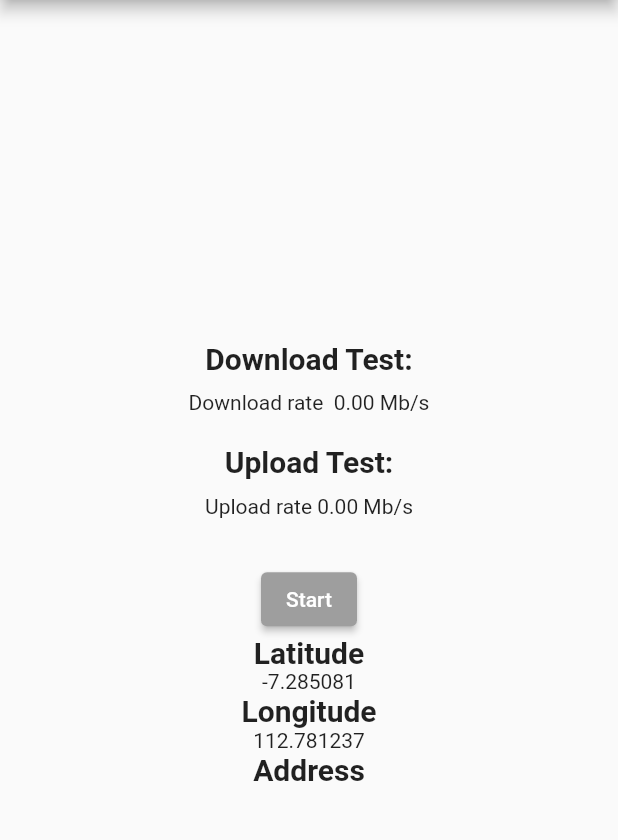
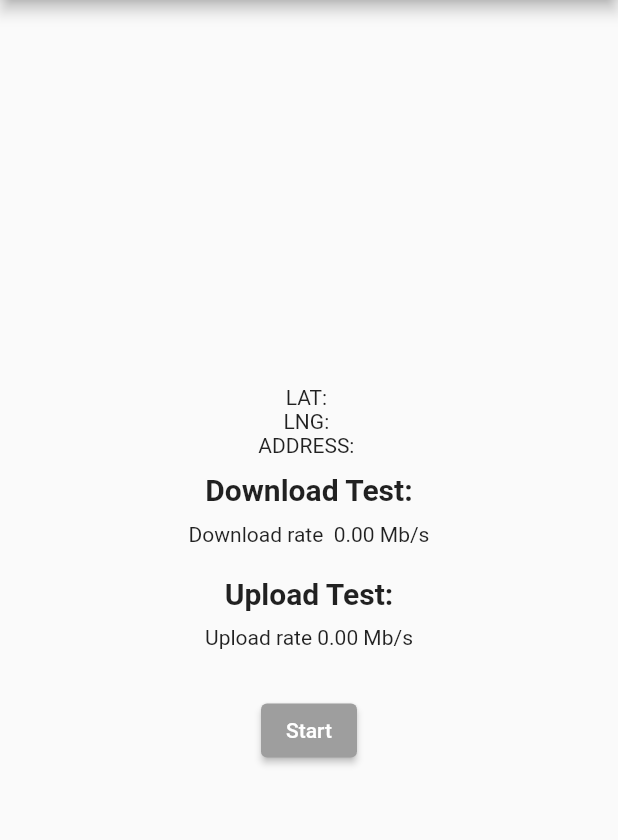
Before and after one commit to bayuhnm/flutter_speedtest, a Flutter app: the screen it shows after launch, after a tap on "Start", on a phone screen of 412 x 824 dp, the part 84-924 px from its top. Run offline on Flutter 3.47's test engine with Material 2 defaults, Android fonts, the light colour scheme and no system bars; our stand-ins replace dio, geocoding, geolocator, lottie; missing offline and left inert: mongo_dart, speed_test_dart.

Commit message:
Get address location by latlong user's recent position

```diff
--- a/lib/main.dart
+++ b/lib/main.dart
@@ -1,6 +1,6 @@
 import 'package:flutter/material.dart';
 import 'package:flutter_speedtest/connection/db_connection.dart';
-import 'screen/main_screen.dart';
+import 'screen/main_screen2.dart';
 
 void main() async {
   WidgetsFlutterBinding.ensureInitialized;
--- a/lib/model/dataspeedModel.dart
+++ b/lib/model/dataspeedModel.dart
@@ -13,24 +13,27 @@ class DataspeedModel {
         required this.timestamp,
         required this.downloadRate,
         required this.uploadRate,
-        // required this.latitude,
-        // required this.longitude
+        required this.latitude,
+        required this.longitude,
+        required this.address,
     });
 
     ObjectId id;
     DateTime timestamp;
     String downloadRate;
     String uploadRate;
-    // String latitude;
-    // String longitude;
+    String latitude;
+    String longitude;
+    String address;
 
     factory DataspeedModel.fromJson(Map<String, dynamic> json) => DataspeedModel(
         id: json["_id"],
         timestamp: DateTime.parse(json["timestamp"]),
         downloadRate: json["downloadRate"],
         uploadRate: json["uploadRate"],
-        // latitude: json["latitude"],
-        // longitude: json["longitude"],
+        latitude: json["latitude"],
+        longitude: json["longitude"],
+        address: json["address"],
     );
 
     Map<String, dynamic> toJson() => {
@@ -38,7 +41,8 @@ class DataspeedModel {
         "timestamp": timestamp.toIso8601String(),
         "downloadRate": downloadRate,
         "uploadRate": uploadRate,
-        // "latitude": latitude,
-        // "longitude": longitude,
+        "latitude": latitude,
+        "longitude": longitude,
+        "address": address,
     };
 }
--- /dev/null
+++ b/lib/screen/main_screen2.dart
@@ -0,0 +1,310 @@
+import 'package:dio/dio.dart';
+import 'package:flutter/material.dart';
+import 'package:flutter_speedtest/connection/db_connection.dart';
+import 'package:flutter_speedtest/model/dataspeedModel.dart';
+import 'package:geocoding/geocoding.dart';
+import 'package:mongo_dart/mongo_dart.dart' as mongo;
+import 'package:speed_test_dart/classes/classes.dart';
+import 'package:speed_test_dart/speed_test_dart.dart';
+import 'package:lottie/lottie.dart';
+import 'package:geolocator/geolocator.dart';
+
+class mainScreen extends StatefulWidget {
+  const mainScreen({super.key});
+
+  @override
+  State<mainScreen> createState() => _mainScreenState();
+}
+
+class _mainScreenState extends State<mainScreen> {
+  SpeedTestDart tester = SpeedTestDart();
+  List<Server> bestServersList = [];
+
+  // All Variable
+  double downloadRate = 0;
+  double uploadRate = 0;
+  bool readyToTest = false;
+  bool loadingDownload = false;
+  bool loadingUpload = false;
+  bool loadingLocation = false;
+  String googleApikey = "AIzaSyBvJaPeqmGdxeJlxfDwDyNmjj1h1ZD9_bg";
+  double latitude = 0;
+  double longitude = 0;
+  String address = "";
+  String? _currentAddress;
+  Position? _currentPosition;
+
+  Future<void> setBestServers() async {
+    final settings = await tester.getSettings();
+    final servers = settings.servers;
+
+    final _bestServersList = await tester.getBestServers(
+      servers: servers,
+    );
+
+    setState(() {
+      bestServersList = _bestServersList;
+      readyToTest = true;
+    });
+  }
+
+  Future<void> _testDownloadSpeed() async {
+    setState(() {
+      loadingDownload = true;
+    });
+    final _downloadRate =
+        await tester.testDownloadSpeed(servers: bestServersList);
+    setState(() {
+      downloadRate = _downloadRate;
+
+      loadingDownload = false;
+    });
+  }
+
+  Future<void> _testUploadSpeed() async {
+    setState(() {
+      loadingUpload = true;
+    });
+
+    final _uploadRate = await tester.testUploadSpeed(servers: bestServersList);
+
+    setState(() {
+      uploadRate = _uploadRate;
+      loadingUpload = false;
+    });
+  }
+
+
+  Future<bool> _handleLocationPermission() async {
+    bool serviceEnabled;
+    LocationPermission permission;
+
+    serviceEnabled = await Geolocator.isLocationServiceEnabled();
+    if (!serviceEnabled) {
+      ScaffoldMessenger.of(context).showSnackBar(const SnackBar(
+          content: Text(
+              'Location services are disabled. Please enable the services')));
+      return false;
+    }
+    permission = await Geolocator.checkPermission();
+    if (permission == LocationPermission.denied) {
+      permission = await Geolocator.requestPermission();
+      if (permission == LocationPermission.denied) {
+        ScaffoldMessenger.of(context).showSnackBar(
+            const SnackBar(content: Text('Location permissions are denied')));
+        return false;
+      }
+    }
+    if (permission == LocationPermission.deniedForever) {
+      ScaffoldMessenger.of(context).showSnackBar(const SnackBar(
+          content: Text(
+              'Location permissions are permanently denied, we cannot request permissions.')));
+      return false;
+    }
+    return true;
+  }
+
+  Future<void> _getCurrentPosition() async {
+    setState(() {
+      loadingLocation = true;
+    });
+    final hasPermission = await _handleLocationPermission();
+    if (!hasPermission) return;
+    await Geolocator.getCurrentPosition(desiredAccuracy: LocationAccuracy.high)
+        .then((Position position) {
+      setState(() => _currentPosition = position, );
+      debugPrint('latlong = $position');
+      _getAddressFromLatLng(_currentPosition!);
+    }).catchError((e) {
+      debugPrint(e);
+    });
+  }
+
+  Future<void> _getAddressFromLatLng(Position position) async {
+    await placemarkFromCoordinates(
+            _currentPosition!.latitude, _currentPosition!.longitude)
+        .then((List<Placemark> placemarks) {
+      Placemark place = placemarks[0];
+      setState(() {
+        _currentAddress =
+            '${place.street}, ${place.subLocality}, ${place.subAdministrativeArea}, ${place.postalCode}';
+        latitude = position.latitude;
+        longitude = position.longitude;
+      });
+      debugPrint('address = $_currentAddress');
+
+      setState(() {
+        loadingLocation = false;
+      });
+    }).catchError((e) {
+      debugPrint(e);
+    });
+  }
+
+  Future<void> _convertToAddress(String lat, String long, String apikey) async {
+    Dio dio = Dio(); //initilize dio package
+    String apiurl =
+        "https://maps.googleapis.com/maps/api/geocode/json?latlng=$lat,$long&key=$apikey";
+
+    Response response = await dio.get(apiurl); //send get request to API URL
+
+    if (response.statusCode == 200) {
+      //if connection is successful
+      Map data = response.data; //get response data
+      if (data["status"] == "OK") {
+        //if status is "OK" returned from REST API
+        if (data["results"].length > 0) {
+          //if there is atleast one address
+          Map firstresult = data["results"][0]; //select the first address
+          address = firstresult["formatted_address"]; //get the address
+          //you can use the JSON data to get address in your own format
+          setState(() {
+            //refresh UI
+          });
+        }
+      } else {
+        print(data["error_message"]);
+      }
+    } else {
+      print("error while fetching geoconding data");
+    }
+  }
+
+
+  Future<void> _insertData(String downloadRate, String uploadRate, String latitude, String longitude, String currentAddress) async {
+    var _id = mongo.ObjectId();
+    DateTime timestamp = DateTime.now();
+    timestamp.millisecondsSinceEpoch;
+    final data = DataspeedModel(
+        id: _id,
+        timestamp: timestamp,
+        downloadRate: downloadRate,
+        uploadRate: uploadRate,
+        latitude: latitude,
+        longitude: longitude,
+        address: currentAddress,
+        );
+      debugPrint('Input data to MongoDB');
+    var result = await MongoDatabase.insert(data);
+  }
+
+  @override
+  void initState() {
+    WidgetsBinding.instance.addPostFrameCallback((_) {
+      setBestServers();
+    });
+    // _convertToAddress(latitude, longitude, googleApikey);
+    super.initState();
+  }
+
+  @override
+  Widget build(BuildContext context) {
+    return MaterialApp(
+      debugShowCheckedModeBanner: false,
+      home: Scaffold(
+        appBar: AppBar(
+          title: const Text('Speed Test App'),
+        ),
+        body: Center(
+          child: Column(
+            mainAxisSize: MainAxisSize.min,
+            children: [
+              if (loadingLocation)
+              Column(
+                children: const [
+                  CircularProgressIndicator(),
+                  SizedBox(height: 10),
+                  Text('Getting location'),
+                ],
+              )
+              else
+              // Location UI
+              Text('LAT: ${_currentPosition?.latitude ?? ""}'),
+              Text('LNG: ${_currentPosition?.longitude ?? ""}'),
+              Text('ADDRESS: ${_currentAddress ?? ""}'),
+              const SizedBox(height: 10),
+
+              const Text(
+                'Download Test:',
+                style: TextStyle(
+                  fontSize: 20,
+                  fontWeight: FontWeight.bold,
+                ),
+              ),
+              const SizedBox(
+                height: 10,
+              ),
+              if (loadingDownload)
+                Column(
+                  children: [
+                    Lottie.asset(
+                      'asset/126511-speed-blue-braga.json',
+                      repeat: true,
+                      animate: true,
+                      width: 200,
+                      height: 200,
+                    ),
+                    const Text('Testing download speed...'),
+                  ],
+                )
+              else
+                Text('Download rate  ${downloadRate.toStringAsFixed(2)} Mb/s'),
+              const SizedBox(height: 20),
+              const Text(
+                'Upload Test:',
+                style: TextStyle(
+                  fontSize: 20,
+                  fontWeight: FontWeight.bold,
+                ),
+              ),
+              const SizedBox(
+                height: 10,
+              ),
+              if (loadingUpload)
+                Column(
+                  children: [
+                    Lottie.asset(
+                      'asset/126532-speed-green-braga.json',
+                      repeat: true,
+                      animate: true,
+                      width: 200,
+                      height: 200,
+                    ),
+                    const Text('Testing upload speed...'),
+                  ],
+                )
+              // Column(
+              //   children: const [
+              //     CircularProgressIndicator(),
+              //     SizedBox(height: 10),
+              //     Text('Testing upload speed...'),
+              //   ],
+              // )
+              else
+                Text('Upload rate ${uploadRate.toStringAsFixed(2)} Mb/s'),
+              const SizedBox(
+                height: 30,
+              ),
+              ElevatedButton(
+                style: ElevatedButton.styleFrom(
+                  backgroundColor: readyToTest ? Colors.blue : Colors.grey,
+                ),
+                onPressed: loadingDownload && loadingUpload
+                    ? null
+                    : () async {
+                        if (!readyToTest || bestServersList.isEmpty) return;
+                        await _getCurrentPosition();
+                        await _testDownloadSpeed();
+                        await _testUploadSpeed();
+                        _insertData(
+                            downloadRate.toString(), uploadRate.toString(), latitude.toString(), longitude.toString(), _currentAddress.toString());
+                      },
+                child: const Text('Start'),
+              ),
+            ],
+          ),
+        ),
+      ),
+    );
+  }
+}
--- a/pubspec.yaml
+++ b/pubspec.yaml
@@ -42,6 +42,7 @@ dependencies:
   geolocator: ^6.1.14
   geocoding: ^1.0.5
   dio: ^4.0.6
+  workmanager: ^0.5.1
 
 dev_dependencies:
   flutter_test:
```
Also changed, not shown: pubspec.lock.
